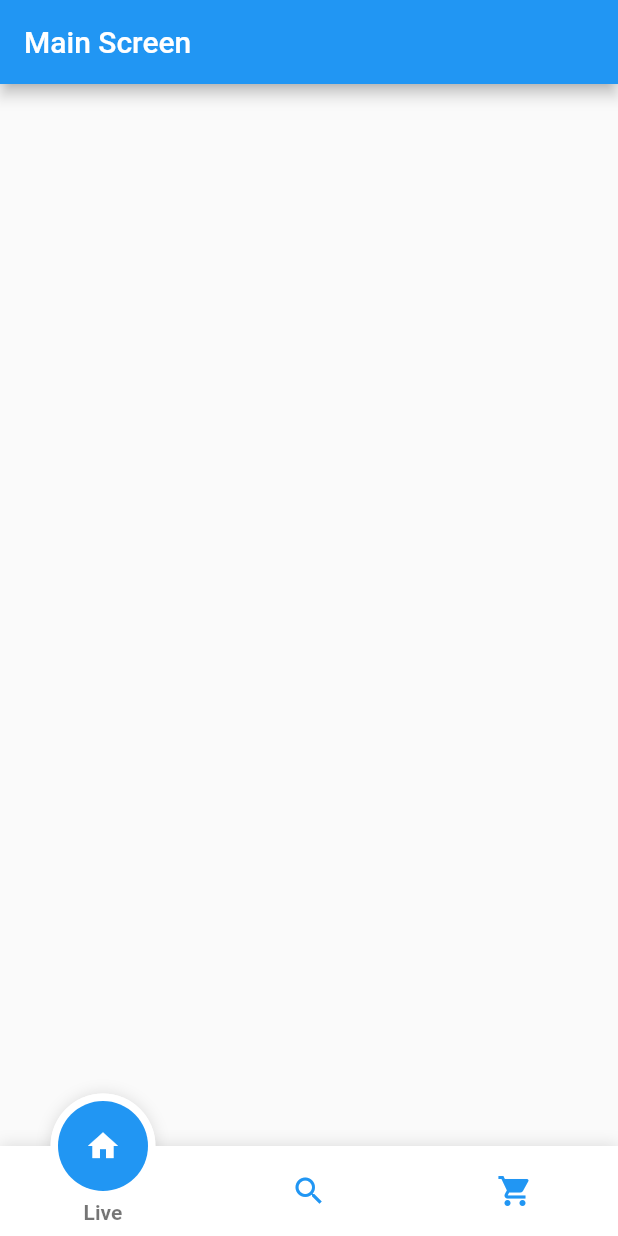
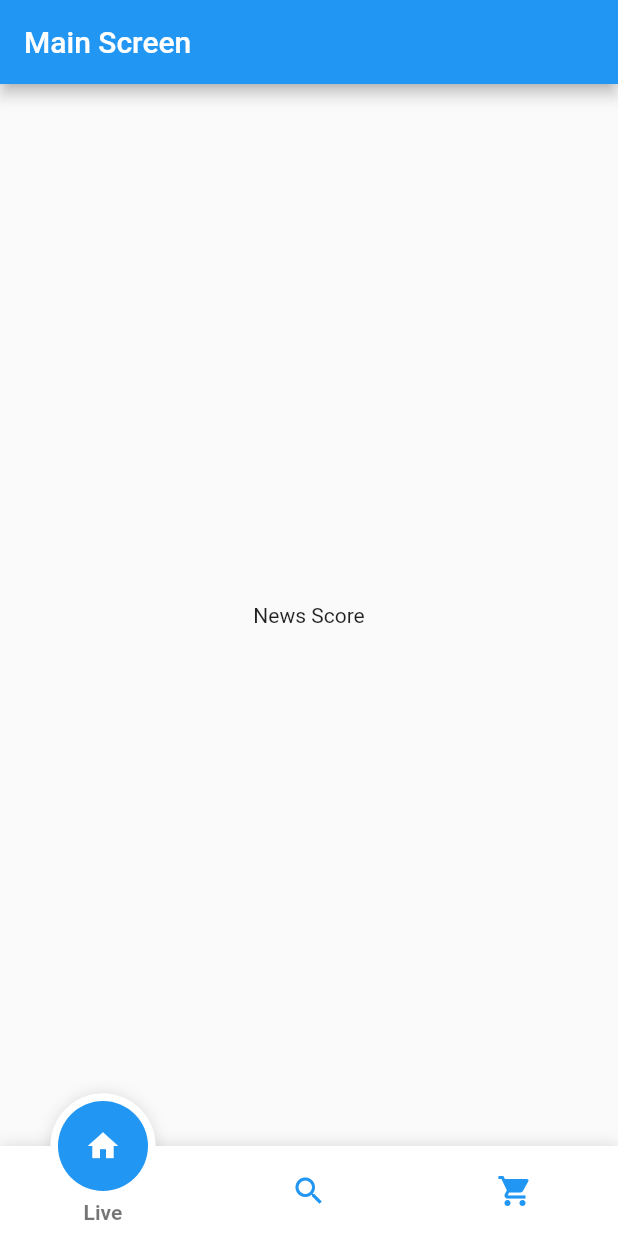
Before and after one commit to bhutianimukul/Cricket, a Flutter app: the screen it shows after launch, on a phone screen of 412 x 824 dp. Run offline on Flutter 3.47's test engine with Material 2 defaults, Android fonts, the phone set to English and light mode, and no system bars; drawn by our look-alikes of fancy_bottom_navigation.

Commit message:
screen added

```diff
--- a/cricket/lib/screens/main_screen.dart
+++ b/cricket/lib/screens/main_screen.dart
@@ -1,3 +1,5 @@
+import 'package:cricket/screens/live_score_screen.dart';
+import 'package:cricket/screens/news_screen.dart';
 import 'package:fancy_bottom_navigation/fancy_bottom_navigation.dart';
 import "package:flutter/material.dart";
 
@@ -7,7 +9,7 @@ class MainScreen extends StatefulWidget {
 }
 
 class _MainScreenState extends State<MainScreen> {
-  int currentIndex = 0;
+  int currentIndex = 1;
   void changePage(index) {
     setState(() {
       currentIndex = index;
@@ -15,14 +17,20 @@ class _MainScreenState extends State<MainScreen> {
     // print(index);
   }
 
-  final List<Widget> screens = [];
+  final List<Widget> screens = [
+    LiveScoreScreen(),
+    NewsScreen(),
+    Center(
+      child: Text("More"),
+    )
+  ];
   @override
   Widget build(BuildContext context) {
     return Scaffold(
       appBar: AppBar(
         title: Text("Main Screen"),
       ),
-      body: Container(), //screens[currentIndex],
+      body: screens[currentIndex], //screens[currentIndex],
       bottomNavigationBar: FancyBottomNavigation(
         //  circleColor: Colors.green,
         // activeIconColor: Colors.greenAccent,
--- /dev/null
+++ b/cricket/lib/screens/news_screen.dart
@@ -0,0 +1,12 @@
+import "package:flutter/material.dart";
+
+class NewsScreen extends StatelessWidget {
+  @override
+  Widget build(BuildContext context) {
+    return Container(
+      child: Center(
+        child: Text("News Score"),
+      ),
+    );
+  }
+}
```
Also changed, not shown: cricket/lib/screens/live_score_screen.dart (added, +14 -0 lines).
